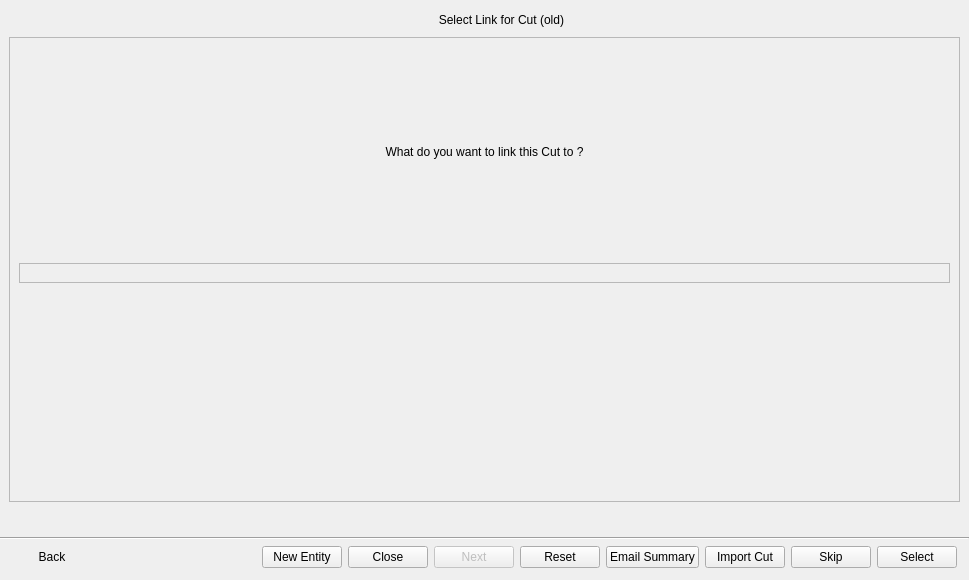
First picture: the form in resources/dialog.ui, repository shotgunsoftware/tk-multi-importcut, before the edit.
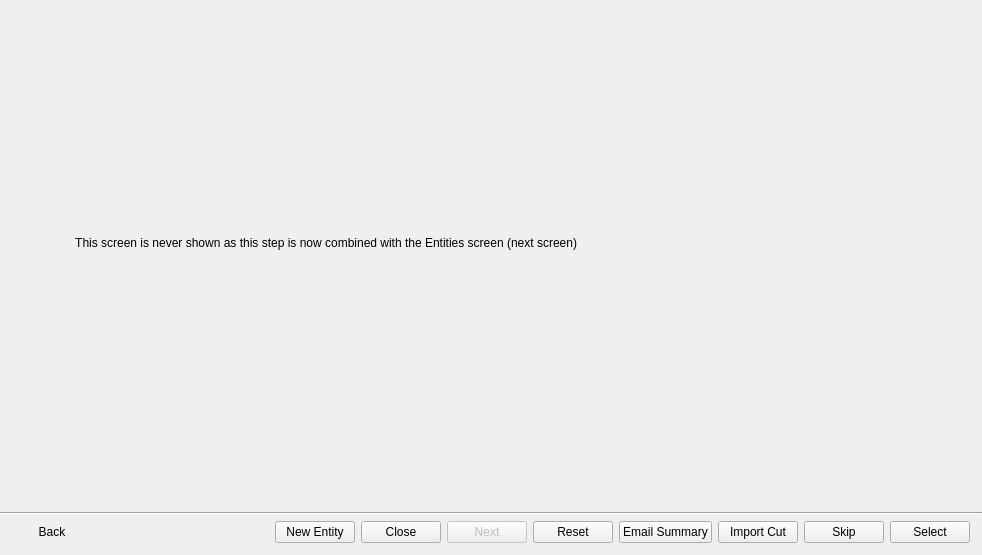
Second picture: the form after the edit. The open tabs and pages were chosen to show the change. Icons and pictures are not drawn. Custom widgets are drawn as their Qt base class.

Commit message:
For #36093, no more entity type screen and card
Removed related UI files, as this is not used anymore,
choosing entity types is done in the entities screen.

Diff of the .ui file:
```diff
--- a/resources/dialog.ui
+++ b/resources/dialog.ui
@@ -6,8 +6,8 @@
    <rect>
     <x>0</x>
     <y>0</y>
-    <width>969</width>
-    <height>580</height>
+    <width>982</width>
+    <height>555</height>
    </rect>
   </property>
   <property name="windowTitle">
@@ -23,7 +23,7 @@
    <item>
     <widget class="AnimatedStackedWidget" name="stackedWidget">
      <property name="currentIndex">
-      <number>5</number>
+      <number>2</number>
      </property>
      <widget class="QWidget" name="drop_page">
       <layout class="QVBoxLayout" name="verticalLayout_2">
@@ -470,22 +470,19 @@
       </layout>
      </widget>
      <widget class="QWidget" name="entity_types_page">
-      <layout class="QVBoxLayout" name="verticalLayout_8" stretch="0,1">
+      <layout class="QVBoxLayout" name="verticalLayout_8" stretch="0">
        <item>
-        <layout class="QHBoxLayout" name="horizontalLayout_2" stretch="0,1,0,0">
+        <layout class="QHBoxLayout" name="horizontalLayout_2" stretch="1,0,0">
          <property name="leftMargin">
           <number>12</number>
          </property>
          <property name="rightMargin">
           <number>0</number>
          </property>
-         <item>
-          <layout class="QHBoxLayout" name="entity_buttons_layout_old"/>
-         </item>
          <item>
           <widget class="QLabel" name="entity_picker_title_label">
            <property name="text">
-            <string>Select Link for Cut (old)</string>
+            <string>This screen is never shown as this step is now combined with the Entities screen (next screen)</string>
            </property>
            <property name="alignment">
             <set>Qt::AlignRight|Qt::AlignTrailing|Qt::AlignVCenter</set>
@@ -539,52 +536,6 @@
          </item>
         </layout>
        </item>
-       <item>
-        <widget class="QFrame" name="entity_picker_frame">
-         <property name="frameShape">
-          <enum>QFrame::StyledPanel</enum>
-         </property>
-         <property name="frameShadow">
-          <enum>QFrame::Raised</enum>
-         </property>
-         <layout class="QVBoxLayout" name="verticalLayout_9" stretch="1,0,1">
-          <item>
-           <widget class="QLabel" name="entity_picker_title_label_2">
-            <property name="text">
-             <string>What do you want to link this Cut to ?</string>
-            </property>
-            <property name="alignment">
-             <set>Qt::AlignCenter</set>
-            </property>
-           </widget>
-          </item>
-          <item>
-           <widget class="QFrame" name="entity_types_frame">
-            <property name="frameShape">
-             <enum>QFrame::StyledPanel</enum>
-            </property>
-            <property name="frameShadow">
-             <enum>QFrame::Raised</enum>
-            </property>
-            <layout class="QHBoxLayout" name="entity_types_layout"/>
-           </widget>
-          </item>
-          <item>
-           <spacer name="verticalSpacer_10">
-            <property name="orientation">
-             <enum>Qt::Vertical</enum>
-            </property>
-            <property name="sizeHint" stdset="0">
-             <size>
-              <width>20</width>
-              <height>0</height>
-             </size>
-            </property>
-           </spacer>
-          </item>
-         </layout>
-        </widget>
-       </item>
       </layout>
      </widget>
      <widget class="QWidget" name="entities_list_page">
@@ -729,8 +680,8 @@
            <rect>
             <x>0</x>
             <y>0</y>
-            <width>943</width>
-            <height>444</height>
+            <width>956</width>
+            <height>419</height>
            </rect>
           </property>
           <property name="styleSheet">
```
The commit also changes 6 other files.
